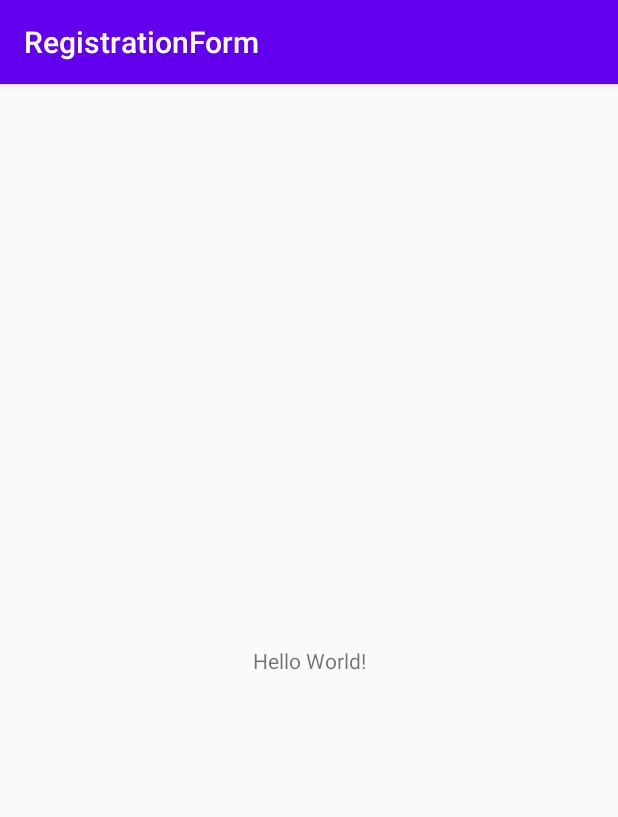
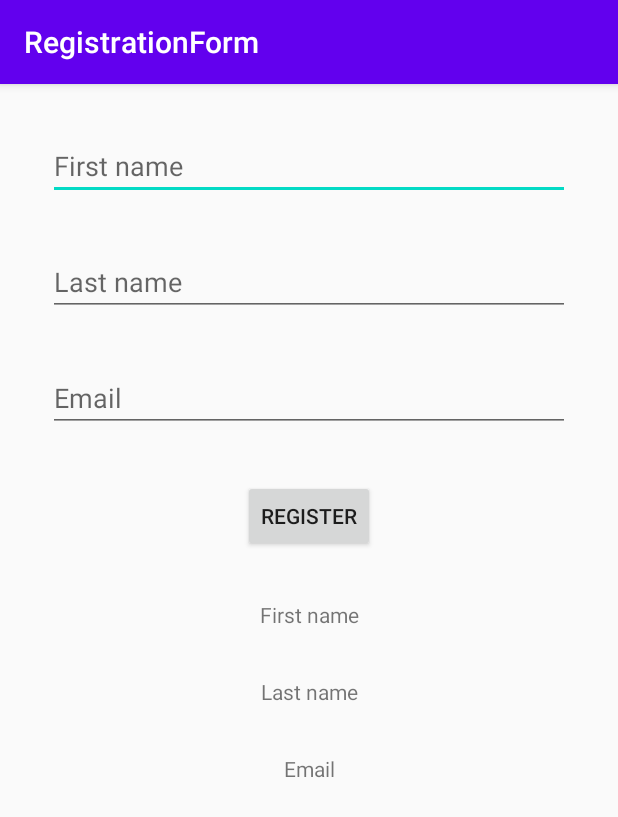
Before and after one commit to JAbozarOid/android_course, an Android app: the screen it shows after launch (MainActivity), on a phone screen of 412 x 824 dp. Shown: the top 817 px of the screen. Run offline under Robolectric (Android 15) with nearby library versions, the phone set to English and light mode, and no system bars.

Commit message:
2_3_registration_form

```diff
--- a/app/src/main/java/com/aratel/registrationform/MainActivity.java
+++ b/app/src/main/java/com/aratel/registrationform/MainActivity.java
@@ -3,12 +3,44 @@ package com.aratel.registrationform;
 import androidx.appcompat.app.AppCompatActivity;
 
 import android.os.Bundle;
+import android.view.View;
+import android.widget.Button;
+import android.widget.EditText;
+import android.widget.TextView;
 
-public class MainActivity extends AppCompatActivity {
+public class MainActivity extends AppCompatActivity implements View.OnClickListener {
+
+    private EditText etFirstname, etLastname, etEmail;
+    private Button btRegister;
+    private TextView tvFirstname, tvLastname, tvEmail;
 
     @Override
     protected void onCreate(Bundle savedInstanceState) {
         super.onCreate(savedInstanceState);
         setContentView(R.layout.activity_main);
+
+
+        initWidgets();
+
+        btRegister.setOnClickListener(this);
+    }
+
+    private void initWidgets() {
+        etFirstname = findViewById(R.id.et_first_name);
+        etLastname = findViewById(R.id.et_last_name);
+        etEmail = findViewById(R.id.et_email);
+
+        btRegister = findViewById(R.id.bt_register);
+
+        tvFirstname = findViewById(R.id.tv_first_name);
+        tvLastname = findViewById(R.id.tv_last_name);
+        tvEmail = findViewById(R.id.tv_email);
+    }
+
+    @Override
+    public void onClick(View view) {
+        tvFirstname.setText("Firstname: " + etFirstname.getText().toString());
+        tvLastname.setText("Lastname: " + etLastname.getText().toString());
+        tvEmail.setText("Email: " + etEmail.getText().toString());
     }
 }
--- a/app/src/main/res/layout/activity_main.xml
+++ b/app/src/main/res/layout/activity_main.xml
@@ -6,13 +6,74 @@
     android:layout_height="match_parent"
     tools:context=".MainActivity">
 
-    <TextView
+    <EditText
+        android:id="@+id/et_first_name"
+        android:layout_width="match_parent"
+        android:layout_height="wrap_content"
+        android:layout_margin="32dp"
+        android:autofillHints="@string/et_first_name"
+        android:hint="@string/et_first_name"
+        android:inputType="text"
+        app:layout_constraintTop_toTopOf="parent" />
+
+    <EditText
+        android:id="@+id/et_last_name"
+        android:layout_width="match_parent"
+        android:layout_height="wrap_content"
+        android:layout_margin="32dp"
+        android:autofillHints="@string/et_last_name"
+        android:hint="@string/et_last_name"
+        android:inputType="text"
+        app:layout_constraintTop_toBottomOf="@+id/et_first_name" />
+
+    <EditText
+        android:id="@+id/et_email"
+        android:layout_width="match_parent"
+        android:layout_height="wrap_content"
+        android:layout_margin="32dp"
+        android:autofillHints="@string/et_email"
+        android:hint="@string/et_email"
+        android:inputType="textEmailAddress"
+        app:layout_constraintTop_toBottomOf="@+id/et_last_name" />
+
+    <Button
+        android:id="@+id/bt_register"
         android:layout_width="wrap_content"
         android:layout_height="wrap_content"
-        android:text="Hello World!"
-        app:layout_constraintBottom_toBottomOf="parent"
-        app:layout_constraintLeft_toLeftOf="parent"
-        app:layout_constraintRight_toRightOf="parent"
-        app:layout_constraintTop_toTopOf="parent" />
+        android:layout_margin="32dp"
+        android:text="@string/bt_register"
+        app:layout_constraintEnd_toEndOf="parent"
+        app:layout_constraintStart_toStartOf="parent"
+        app:layout_constraintTop_toBottomOf="@+id/et_email" />
+
+    <TextView
+        android:id="@+id/tv_first_name"
+        android:layout_width="wrap_content"
+        android:layout_height="wrap_content"
+        android:layout_margin="32dp"
+        android:text="@string/tv_first_name"
+        app:layout_constraintEnd_toEndOf="parent"
+        app:layout_constraintStart_toStartOf="parent"
+        app:layout_constraintTop_toBottomOf="@+id/bt_register" />
+
+    <TextView
+        android:id="@+id/tv_last_name"
+        android:layout_width="wrap_content"
+        android:layout_height="wrap_content"
+        android:layout_margin="32dp"
+        android:text="@string/tv_last_name"
+        app:layout_constraintEnd_toEndOf="parent"
+        app:layout_constraintStart_toStartOf="parent"
+        app:layout_constraintTop_toBottomOf="@+id/tv_first_name" />
+
+    <TextView
+        android:id="@+id/tv_email"
+        android:layout_width="wrap_content"
+        android:layout_height="wrap_content"
+        android:layout_margin="32dp"
+        android:text="@string/tv_email"
+        app:layout_constraintEnd_toEndOf="parent"
+        app:layout_constraintStart_toStartOf="parent"
+        app:layout_constraintTop_toBottomOf="@+id/tv_last_name" />
 
 </androidx.constraintlayout.widget.ConstraintLayout>
--- a/app/src/main/res/values/strings.xml
+++ b/app/src/main/res/values/strings.xml
@@ -1,3 +1,10 @@
 <resources>
     <string name="app_name">RegistrationForm</string>
+    <string name="et_first_name">First name</string>
+    <string name="et_last_name">Last name</string>
+    <string name="et_email">Email</string>
+    <string name="bt_register">register</string>
+    <string name="tv_first_name">First name</string>
+    <string name="tv_last_name">Last name</string>
+    <string name="tv_email">Email</string>
 </resources>
```
